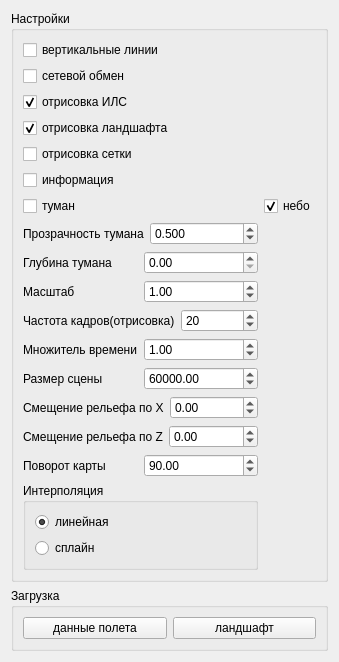
Before: the Qt Designer form formsettings.ui in FedorGurin/3DWorld, drawn with Qt 5.
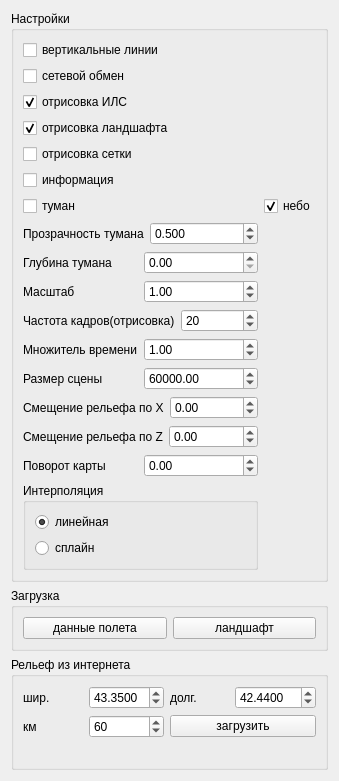
After: the same form once the commit is applied.

Commit message: Загрузка рельефа из интернета

Patch:
```diff
--- a/formsettings.ui
+++ b/formsettings.ui
@@ -284,7 +284,7 @@
              <double>180.000000000000000</double>
             </property>
             <property name="value">
-             <double>90.000000000000000</double>
+             <double>0.000000000000000</double>
             </property>
            </widget>
           </item>
@@ -342,6 +342,54 @@
        </layout>
       </widget>
      </item>
+     <item>
+      <widget class="QGroupBox" name="groupBoxTerrainOnline">
+       <property name="title">
+        <string>Рельеф из интернета</string>
+       </property>
+       <layout class="QGridLayout" name="gridLayoutTerrainOnline">
+        <item row="0" column="0">
+         <widget class="QLabel" name="labelLat"><property name="text"><string>шир.</string></property></widget>
+        </item>
+        <item row="0" column="1">
+         <widget class="QDoubleSpinBox" name="doubleSpinBoxLat">
+           <property name="decimals"><number>4</number></property>
+           <property name="minimum"><double>-84</double></property>
+           <property name="maximum"><double>84</double></property>
+           <property name="value"><double>43.35</double></property>
+          </widget>
+        </item>
+        <item row="0" column="2">
+         <widget class="QLabel" name="labelLon"><property name="text"><string>долг.</string></property></widget>
+        </item>
+        <item row="0" column="3">
+         <widget class="QDoubleSpinBox" name="doubleSpinBoxLon">
+           <property name="decimals"><number>4</number></property>
+           <property name="minimum"><double>-180</double></property>
+           <property name="maximum"><double>180</double></property>
+           <property name="value"><double>42.44</double></property>
+          </widget>
+        </item>
+        <item row="1" column="0">
+         <widget class="QLabel" name="labelAreaKm"><property name="text"><string>км</string></property></widget>
+        </item>
+        <item row="1" column="1">
+         <widget class="QDoubleSpinBox" name="doubleSpinBoxAreaKm">
+           <property name="decimals"><number>0</number></property>
+           <property name="minimum"><double>5</double></property>
+           <property name="maximum"><double>300</double></property>
+           <property name="value"><double>60</double></property>
+          </widget>
+        </item>
+        <item row="1" column="2" colspan="2">
+         <widget class="QPushButton" name="pushButtonTerrainOnline"><property name="text"><string>загрузить</string></property></widget>
+        </item>
+        <item row="2" column="0" colspan="4">
+         <widget class="QLabel" name="labelTerrainStatus"><property name="wordWrap"><bool>true</bool></property></widget>
+        </item>
+       </layout>
+      </widget>
+     </item>
     </layout>
    </item>
   </layout>
```
The commit also changes 12 other files.
